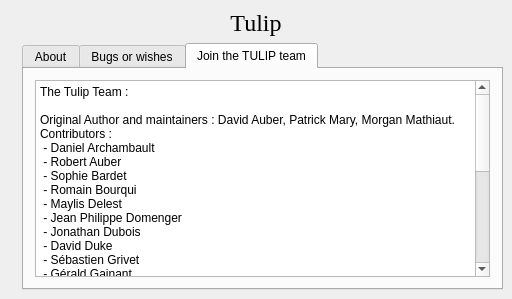
First picture: the form in software/tulip/designer/InfoDialog.ui, repository vadivelselvaraj/TulipGLImprovement, before the edit.
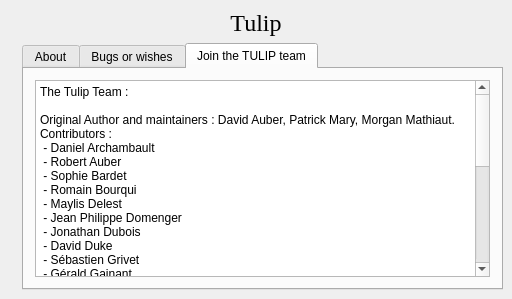
Second picture: the form after the edit. The open tabs and pages were chosen to show the change. Icons and pictures are not drawn.

What changed in the file:
```diff
--- a/software/tulip/designer/InfoDialog.ui
+++ b/software/tulip/designer/InfoDialog.ui
@@ -191,10 +191,12 @@
 &lt;p style=" margin-top:0px; margin-bottom:0px; margin-left:0px; margin-right:0px; -qt-block-indent:0; text-indent:0px;"> - David Duke&lt;/p>
 &lt;p style=" margin-top:0px; margin-bottom:0px; margin-left:0px; margin-right:0px; -qt-block-indent:0; text-indent:0px;"> - Sébastien Grivet&lt;/p>
 &lt;p style=" margin-top:0px; margin-bottom:0px; margin-left:0px; margin-right:0px; -qt-block-indent:0; text-indent:0px;"> - Gérald Gainant&lt;/p>
+&lt;p style=" margin-top:0px; margin-bottom:0px; margin-left:0px; margin-right:0px; -qt-block-indent:0; text-indent:0px;"> - Charles Huet&lt;/p>
 &lt;p style=" margin-top:0px; margin-bottom:0px; margin-left:0px; margin-right:0px; -qt-block-indent:0; text-indent:0px;"> - Loïc Jézéquel&lt;/p>
 &lt;p style=" margin-top:0px; margin-bottom:0px; margin-left:0px; margin-right:0px; -qt-block-indent:0; text-indent:0px;"> - Antoine Lambert&lt;/p>
 &lt;p style=" margin-top:0px; margin-bottom:0px; margin-left:0px; margin-right:0px; -qt-block-indent:0; text-indent:0px;"> - Bertrand Mathieu&lt;/p>
 &lt;p style=" margin-top:0px; margin-bottom:0px; margin-left:0px; margin-right:0px; -qt-block-indent:0; text-indent:0px;"> - Chris Myers&lt;/p>
+&lt;p style=" margin-top:0px; margin-bottom:0px; margin-left:0px; margin-right:0px; -qt-block-indent:0; text-indent:0px;"> - Bruno Pinaud&lt;/p>
 &lt;p style=" margin-top:0px; margin-bottom:0px; margin-left:0px; margin-right:0px; -qt-block-indent:0; text-indent:0px;"> - Vincent Rabeux&lt;/p>
 &lt;p style=" margin-top:0px; margin-bottom:0px; margin-left:0px; margin-right:0px; -qt-block-indent:0; text-indent:0px;"> - Martin Schaffner&lt;/p>
 &lt;p style="-qt-paragraph-type:empty; margin-top:0px; margin-bottom:0px; margin-left:0px; margin-right:0px; -qt-block-indent:0; text-indent:0px;">&lt;/p>
```
